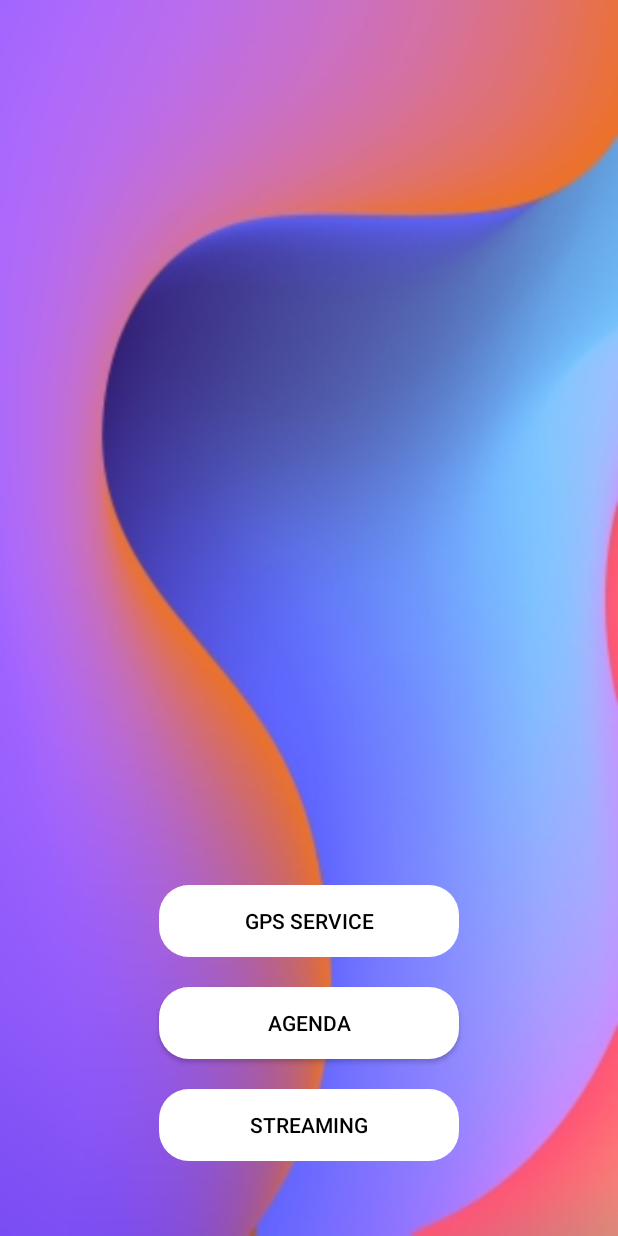
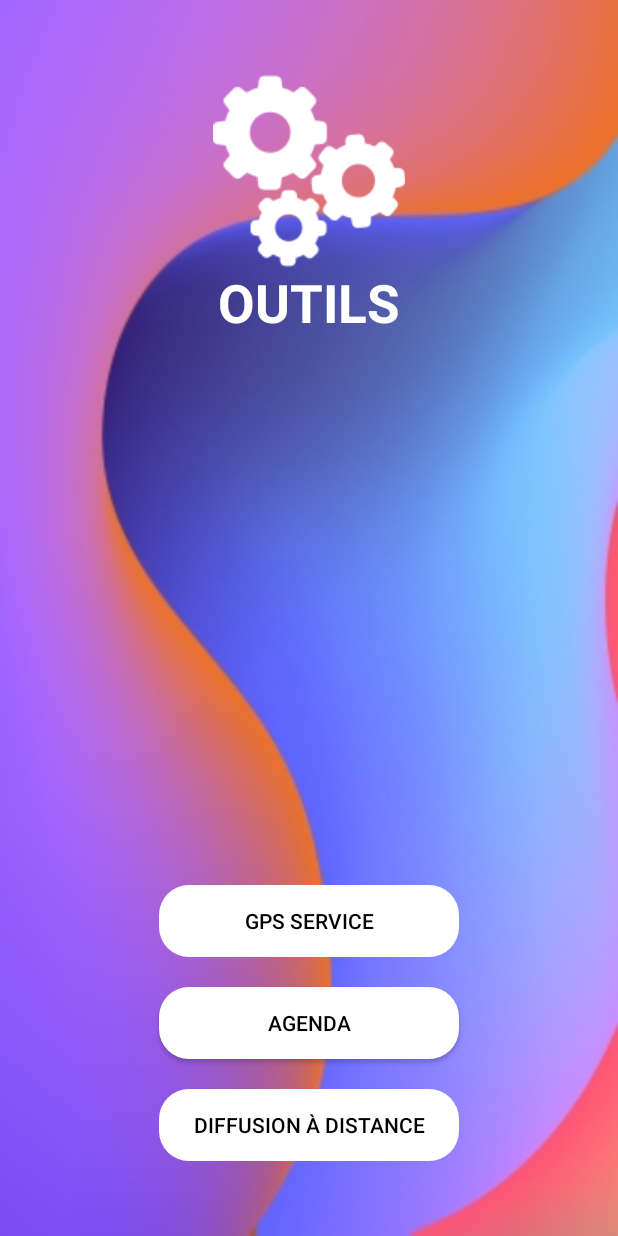
Before and after one commit to badrkoukiOrca/ToolsApp, an Android app: the screen it shows after launch (LauncherActivity), on a phone screen of 412 x 824 dp. Run offline under Robolectric (Android 15) with nearby library versions, the phone set to English and light mode, and no system bars.

Commit message:
fixing language to français

```diff
--- a/app/src/main/res/layout/activity_connect.xml
+++ b/app/src/main/res/layout/activity_connect.xml
@@ -9,7 +9,7 @@
         android:id="@+id/header"
         android:textSize="25dp"
         android:padding="10dp"
-        android:text="devices"
+        android:text="Appareils"
         android:gravity="center"
         android:background="#5E35B1"
         android:textColor="#fff"
--- a/app/src/main/res/layout/activity_main.xml
+++ b/app/src/main/res/layout/activity_main.xml
@@ -6,6 +6,27 @@
     android:layout_height="match_parent"
     android:background="@drawable/launcher_activity_background"
     tools:context=".LauncherActivity">
+
+    <LinearLayout
+        app:layout_constraintTop_toTopOf="parent"
+        android:orientation="vertical"
+        android:layout_width="match_parent"
+        android:layout_marginTop="50dp"
+        android:gravity="center"
+        android:layout_height="wrap_content">
+        <ImageView
+            android:background="@drawable/settings"
+            android:layout_width="wrap_content"
+            android:layout_height="wrap_content"/>
+        <TextView
+            android:text="OUTILS"
+            android:textSize="35dp"
+            android:textStyle="bold"
+            android:textColor="#fff"
+            android:layout_width="wrap_content"
+            android:layout_height="wrap_content"/>
+    </LinearLayout>
+
 
     <LinearLayout
         android:layout_marginBottom="50dp"
@@ -38,7 +59,7 @@
             android:id="@+id/StreamingBtn"
             android:layout_marginTop="20dp"
             android:textColor="#000"
-            android:text="Streaming"
+            android:text="Diffusion à distance"
             android:background="@drawable/round_corner_btn"
             android:padding="10dp"
             android:layout_width="200dp"
--- a/app/src/main/res/layout/activity_render_video.xml
+++ b/app/src/main/res/layout/activity_render_video.xml
@@ -15,7 +15,7 @@
             android:layout_height="250dp"/>
         <TextView
             android:layout_marginTop="20dp"
-            android:text="Your video is ready enter file name and save"
+            android:text="Votre vidéo est prête, entrez le nom du fichier et enregistrez"
             android:textColor="#000"
             android:layout_width="wrap_content"
             android:layout_height="wrap_content"/>
@@ -26,7 +26,7 @@
             android:layout_marginTop="20dp"
             android:textSize="20dp"
             android:textColorHint="#6D6D6D"
-            android:hint="File name"
+            android:hint="Nom du fichier"
             android:textAlignment="center"
             android:textColor="#000"
             android:backgroundTint="#fff"
@@ -49,7 +49,7 @@
         app:layout_constraintBottom_toBottomOf="parent"
         android:id="@+id/savebtn"
         android:backgroundTint="#00ACC1"
-        android:text="save"
+        android:text="Enregistrer"
         android:textColor="#fff"
         android:textSize="20dp"
         android:layout_width="match_parent"
--- a/app/src/main/res/layout/activity_stats.xml
+++ b/app/src/main/res/layout/activity_stats.xml
@@ -19,7 +19,7 @@
         <TextView
             android:id="@+id/maxspeed"
             android:textColor="#acacab"
-            android:text="Max Speed"
+            android:text="Max vitesse"
             android:textSize="18dp"
             android:gravity="center"
             android:padding="20dp"
@@ -32,7 +32,7 @@
         <TextView
             android:id="@+id/avgspeed"
             android:textColor="#171515"
-            android:text="Avg Speed"
+            android:text="Vitesse moyenne"
             android:textSize="18dp"
             android:gravity="center"
             android:background="#acacab"
--- a/app/src/main/res/layout/dialog_box_layout.xml
+++ b/app/src/main/res/layout/dialog_box_layout.xml
@@ -10,7 +10,7 @@
         android:layout_height="300dp"/>
     <Button
         android:id="@+id/discover_connections"
-        android:text="Start discover connections"
+        android:text="Commencer à découvrir des connexions"
         android:textColor="#fff"
         android:background="#0101b0"
         android:layout_width="match_parent"
--- a/app/src/main/res/layout/error_dialog.xml
+++ b/app/src/main/res/layout/error_dialog.xml
@@ -12,7 +12,7 @@
     <TextView
         android:layout_marginTop="20dp"
         android:textAlignment="center"
-        android:text="Server disconnected\nmake sure server is online"
+        android:text="Serveur déconnecté\nassurez-vous que le serveur est en ligne"
         android:textColor="#000"
         android:layout_width="wrap_content"
         android:layout_height="wrap_content"/>
@@ -21,7 +21,7 @@
         android:layout_marginTop="20dp"
         android:background="#242424"
         android:textColor="#fff"
-        android:text="Close application"
+        android:text="Fermer l'application"
         android:layout_width="match_parent"
         android:layout_height="match_parent"/>
 </LinearLayout>
```
Also changed, not shown: app/src/main/res/drawable/settings.png (added).
